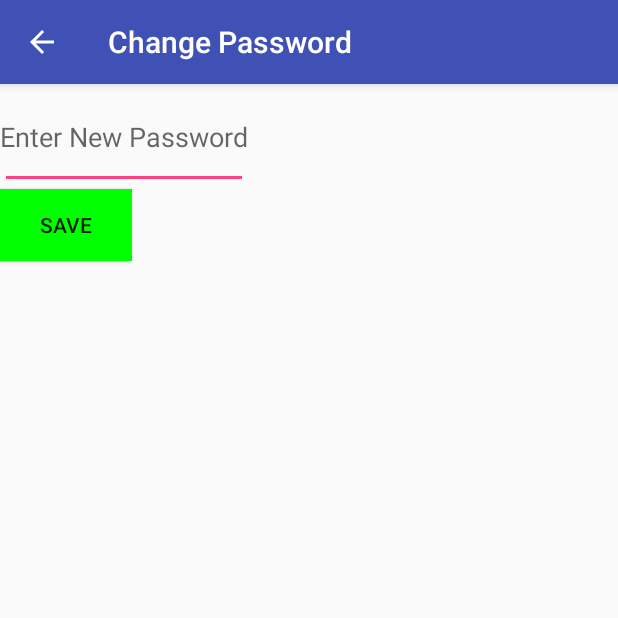
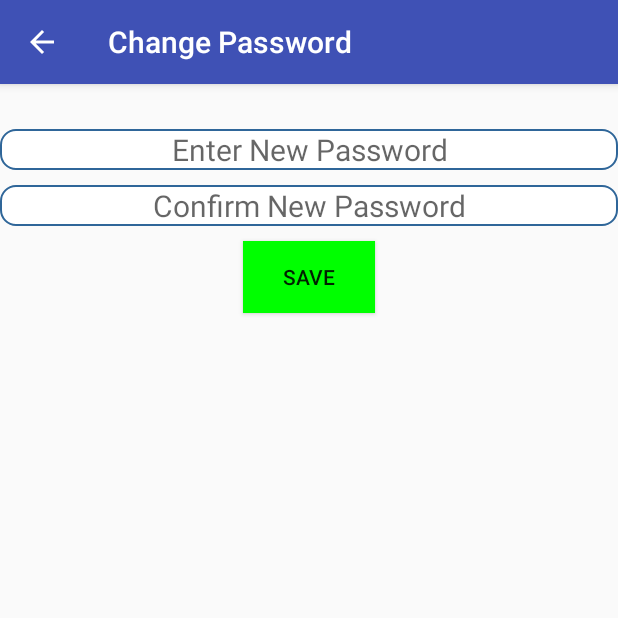
Before and after one commit to henrysg456/CartShare, an Android app: the EditProfile screen opened directly, with no data from a screen before it, on a phone screen of 412 x 824 dp, the top half of it. Run offline under Robolectric (Android 15) with nearby library versions, the phone set to English and light mode, and no system bars; libraries missing offline, so code that uses them is left out: com.parse.

Commit message:
Added password recovery feature.

```diff
--- a/app/src/main/AndroidManifest.xml
+++ b/app/src/main/AndroidManifest.xml
@@ -16,7 +16,7 @@
         android:name="com.example.david_000.cartshare.ParseInitialize"
         android:label=""
         android:allowBackup="true"
-        android:icon="@mipmap/cart">
+        android:icon="@drawable/cartsharelogo">
 
         <activity
             android:name="CheckingStatus"
--- a/app/src/main/java/com/example/david_000/cartshare/EditProfile.java
+++ b/app/src/main/java/com/example/david_000/cartshare/EditProfile.java
@@ -16,7 +16,7 @@ import com.parse.SaveCallback;
  */
 public class EditProfile extends AppCompatActivity
 {
-    private EditText pw;
+    private EditText pw, confirmPw;
     ParseUser user = ParseUser.getCurrentUser();
 
     @Override
@@ -26,12 +26,15 @@ public class EditProfile extends AppCompatActivity
         setContentView(R.layout.editprofile);
 
         pw = (EditText) findViewById(R.id.editPassword);
+        confirmPw = (EditText) findViewById(R.id.confirmPassword);
         final ProgressDialog d = new ProgressDialog(EditProfile.this);
 
         findViewById(R.id.saveEdit).setOnClickListener(new View.OnClickListener() {
             public void onClick(View v) {
                 if(isEmpty(pw))
-                    Toast.makeText(getApplicationContext(), "Your input is empty!", Toast.LENGTH_SHORT).show();
+                    Toast.makeText(getApplicationContext(), "Your input is empty.", Toast.LENGTH_SHORT).show();
+                else if (!pw.getText().toString().matches(confirmPw.getText().toString()))
+                    Toast.makeText(getApplicationContext(), "Confirm password does not match.", Toast.LENGTH_SHORT).show();
                 else {
                     user.setPassword(pw.getText().toString());
                     user.saveInBackground(new SaveCallback() {
--- a/app/src/main/res/drawable/rounded_edittext.xml
+++ b/app/src/main/res/drawable/rounded_edittext.xml
@@ -1,5 +1,6 @@
 <?xml version="1.0" encoding="utf-8"?>
-<shape xmlns:android="http://schemas.android.com/apk/res/android" >
+<shape
+    xmlns:android="http://schemas.android.com/apk/res/android">
 
     <solid android:color="#FFFFFF" />
 
--- a/app/src/main/res/layout/editprofile.xml
+++ b/app/src/main/res/layout/editprofile.xml
@@ -6,17 +6,38 @@
     android:id="@+id/editprofile">
 
     <EditText
-        android:layout_width="wrap_content"
-        android:layout_height="70dp"
+        android:layout_width="match_parent"
+        android:layout_height="wrap_content"
         android:id="@+id/editPassword"
+        android:textColor="#000000"
+        android:gravity="center"
+        android:layout_marginTop="30dp"
         android:inputType="textPassword"
+        android:layout_gravity="center_horizontal"
+        android:background="@drawable/rounded_edittext"
+        android:textSize="20sp"
         android:hint="Enter New Password" />
+
+    <EditText
+        android:layout_width="match_parent"
+        android:layout_height="wrap_content"
+        android:id="@+id/confirmPassword"
+        android:textColor="#000000"
+        android:gravity="center"
+        android:layout_marginTop="10dp"
+        android:inputType="textPassword"
+        android:layout_gravity="center_horizontal"
+        android:background="@drawable/rounded_edittext"
+        android:textSize="20sp"
+        android:hint="Confirm New Password" />
 
     <Button
         android:layout_width="wrap_content"
         android:layout_height="wrap_content"
         android:text="Save"
         android:gravity="center"
+        android:layout_gravity="center_horizontal"
         android:id="@+id/saveEdit"
+        android:layout_marginTop="10dp"
         android:background="#00FF00" />
 </LinearLayout>
--- a/app/src/main/res/layout/signin.xml
+++ b/app/src/main/res/layout/signin.xml
@@ -79,7 +79,7 @@
     <TextView
         android:layout_width="wrap_content"
         android:layout_height="wrap_content"
-        android:layout_marginTop="20dp"
+        android:layout_marginTop="25dp"
         android:text="Forgot Password?"
         android:clickable="true"
         android:textColor="#000000"
--- a/app/src/main/res/menu/menu_friendlist.xml
+++ b/app/src/main/res/menu/menu_friendlist.xml
@@ -2,10 +2,12 @@
     xmlns:app="http://schemas.android.com/apk/res-auto"
     xmlns:tools="http://schemas.android.com/tools">
 
+    <!--
     <item android:id="@+id/action_deletefriend"
         android:icon="@drawable/delete"
         android:title="Delete Friend"
         app:showAsAction="always" />
+     -->
 
     <item android:id="@+id/action_addfriend"
         android:icon="@drawable/addfriend2"
```
Also changed, not shown: app/src/main/java/com/example/david_000/cartshare/HomePageActivity.java (+9 -17 lines), app/src/main/java/com/example/david_000/cartshare/SignInActivity.java (+67 -0 lines), app/src/main/java/com/example/david_000/cartshare/TabFragment1.java (+7 -11 lines), app/src/main/res/layout/editpicture.xml (+1 -12 lines), app/src/main/res/layout/signup.xml (+21 -0 lines), app/src/main/res/drawable/cartsharelogo.png (added).
